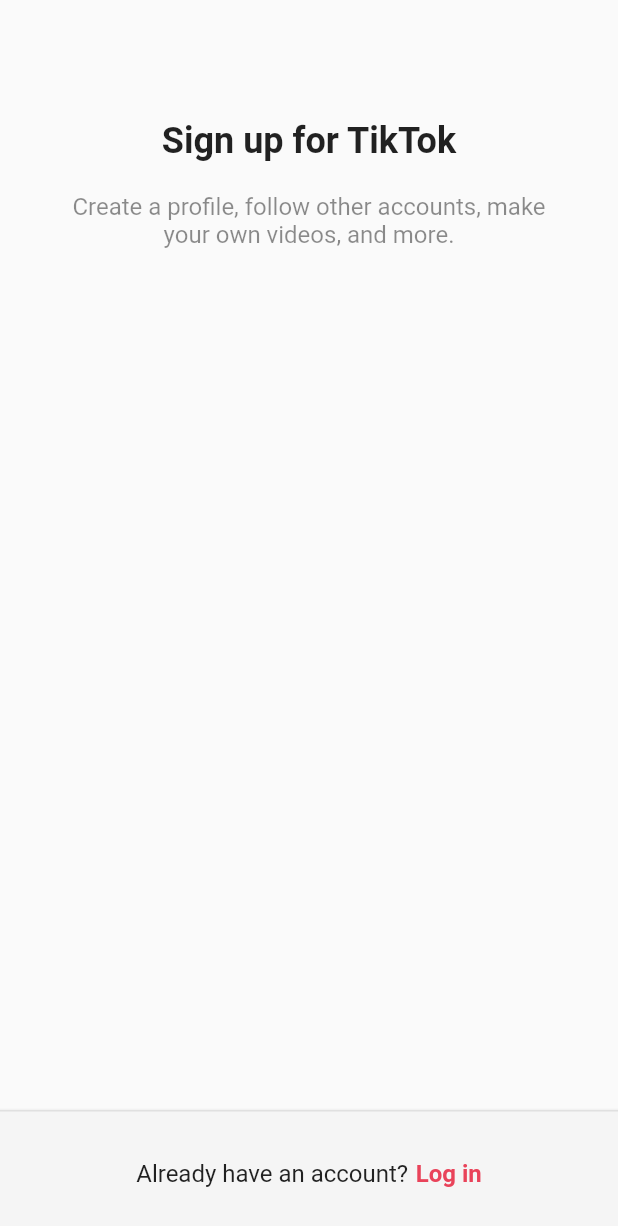
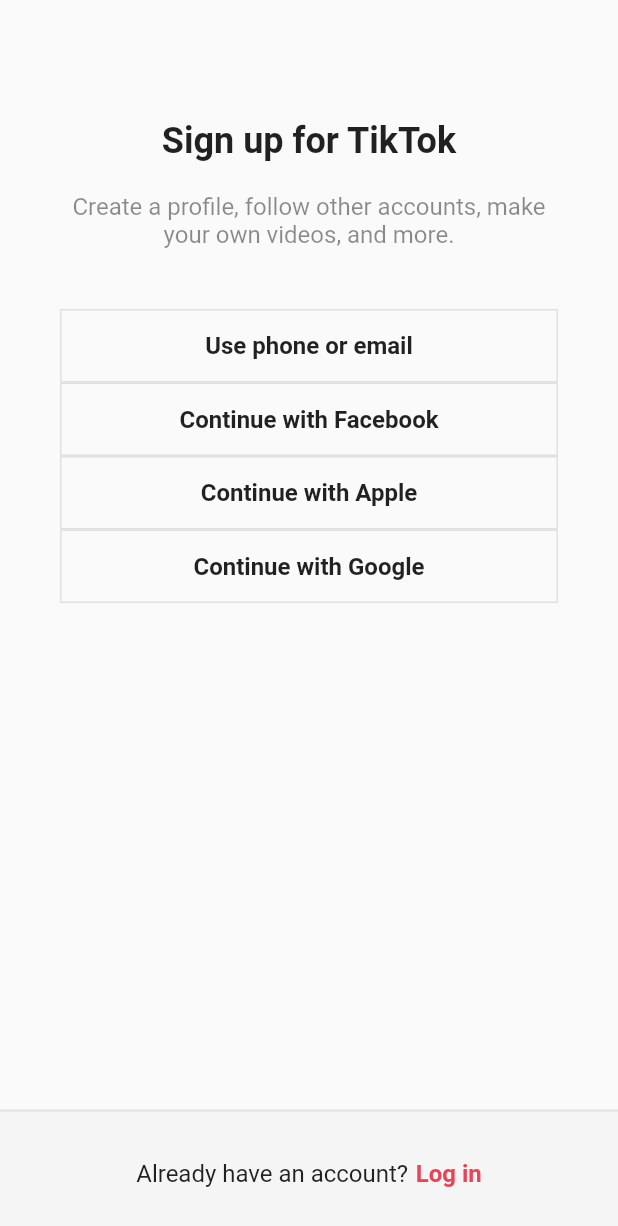
Before and after one commit to GwangjoGong/tiktok-clone, a Flutter app: the screen it shows after launch, on a phone screen of 412 x 824 dp. Shown: the top 1226 px of the screen. Run offline on Flutter 3.47's test engine with Material 2 defaults, Android fonts, the phone set to English and light mode, and no system bars.

```diff
--- a/lib/screens/sign_up_screen.dart
+++ b/lib/features/authentication/sign_up_screen.dart
@@ -1,9 +1,17 @@
 import 'package:flutter/material.dart';
 import 'package:tiktok_clone/constants/gaps.dart';
 import 'package:tiktok_clone/constants/sizes.dart';
+import 'package:tiktok_clone/features/authentication/login_screen.dart';
+import 'package:tiktok_clone/features/authentication/widgets/auth_button.dart';
 
 class SignUpScreen extends StatelessWidget {
   const SignUpScreen({super.key});
+
+  void onLoginTap(BuildContext context) {
+    Navigator.of(context).push(MaterialPageRoute(
+      builder: (context) => const LoginScreen(),
+    ));
+  }
 
   @override
   Widget build(BuildContext context) {
@@ -29,6 +37,19 @@ class SignUpScreen extends StatelessWidget {
                   color: Colors.black45,
                 ),
                 textAlign: TextAlign.center,
+              ),
+              Gaps.v40,
+              AuthButton(
+                text: "Use phone or email",
+              ),
+              AuthButton(
+                text: "Continue with Facebook",
+              ),
+              AuthButton(
+                text: "Continue with Apple",
+              ),
+              AuthButton(
+                text: "Continue with Google",
               ),
             ],
           ),
@@ -57,12 +78,15 @@ class SignUpScreen extends StatelessWidget {
                   ),
                 ),
                 Gaps.h5,
-                Text(
-                  "Log in",
-                  style: TextStyle(
-                    fontWeight: FontWeight.w600,
-                    fontSize: Sizes.size16,
-                    color: Theme.of(context).primaryColor,
+                GestureDetector(
+                  onTap: () => onLoginTap(context),
+                  child: Text(
+                    "Log in",
+                    style: TextStyle(
+                      fontWeight: FontWeight.w600,
+                      fontSize: Sizes.size16,
+                      color: Theme.of(context).primaryColor,
+                    ),
                   ),
                 ),
               ],
--- /dev/null
+++ b/lib/features/authentication/widgets/auth_button.dart
@@ -0,0 +1,32 @@
+import 'package:flutter/material.dart';
+import 'package:tiktok_clone/constants/sizes.dart';
+
+class AuthButton extends StatelessWidget {
+  final String text;
+
+  const AuthButton({super.key, required this.text});
+
+  @override
+  Widget build(BuildContext context) {
+    return FractionallySizedBox(
+      widthFactor: 1,
+      child: Container(
+        padding: const EdgeInsets.symmetric(vertical: Sizes.size14),
+        decoration: BoxDecoration(
+          border: Border.all(
+            color: Colors.grey.shade300,
+            width: Sizes.size1,
+          ),
+        ),
+        child: Text(
+          text,
+          style: const TextStyle(
+            fontSize: Sizes.size16,
+            fontWeight: FontWeight.w600,
+          ),
+          textAlign: TextAlign.center,
+        ),
+      ),
+    );
+  }
+}
--- a/lib/main.dart
+++ b/lib/main.dart
@@ -1,5 +1,5 @@
 import 'package:flutter/material.dart';
-import 'package:tiktok_clone/screens/sign_up_screen.dart';
+import 'package:tiktok_clone/features/authentication/sign_up_screen.dart';
 
 void main() {
   runApp(const TiktokApp());
```
Also changed, not shown: lib/features/authentication/login_screen.dart (added, +82 -0 lines).
